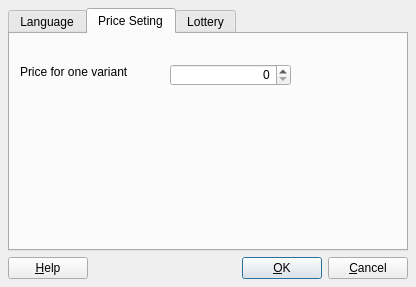
Above: src/settingwidget.ui from popai/LotoTicket before the change. Below: the same form after it.
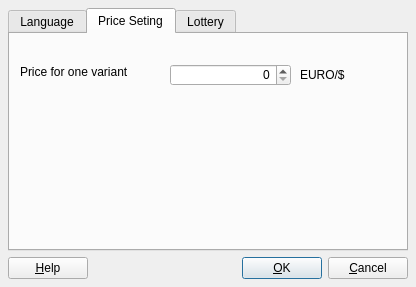
That is the form after the change. Icons and pictures are not drawn.

```diff
--- a/src/settingwidget.ui
+++ b/src/settingwidget.ui
@@ -108,6 +108,19 @@
         <number>999999999</number>
        </property>
       </widget>
+      <widget class="QLabel" name="Moneda">
+       <property name="geometry">
+        <rect>
+         <x>290</x>
+         <y>30</y>
+         <width>61</width>
+         <height>21</height>
+        </rect>
+       </property>
+       <property name="text">
+        <string>EURO/$</string>
+       </property>
+      </widget>
      </widget>
      <widget class="QWidget" name="tabLoteri">
       <property name="enabled">
```
